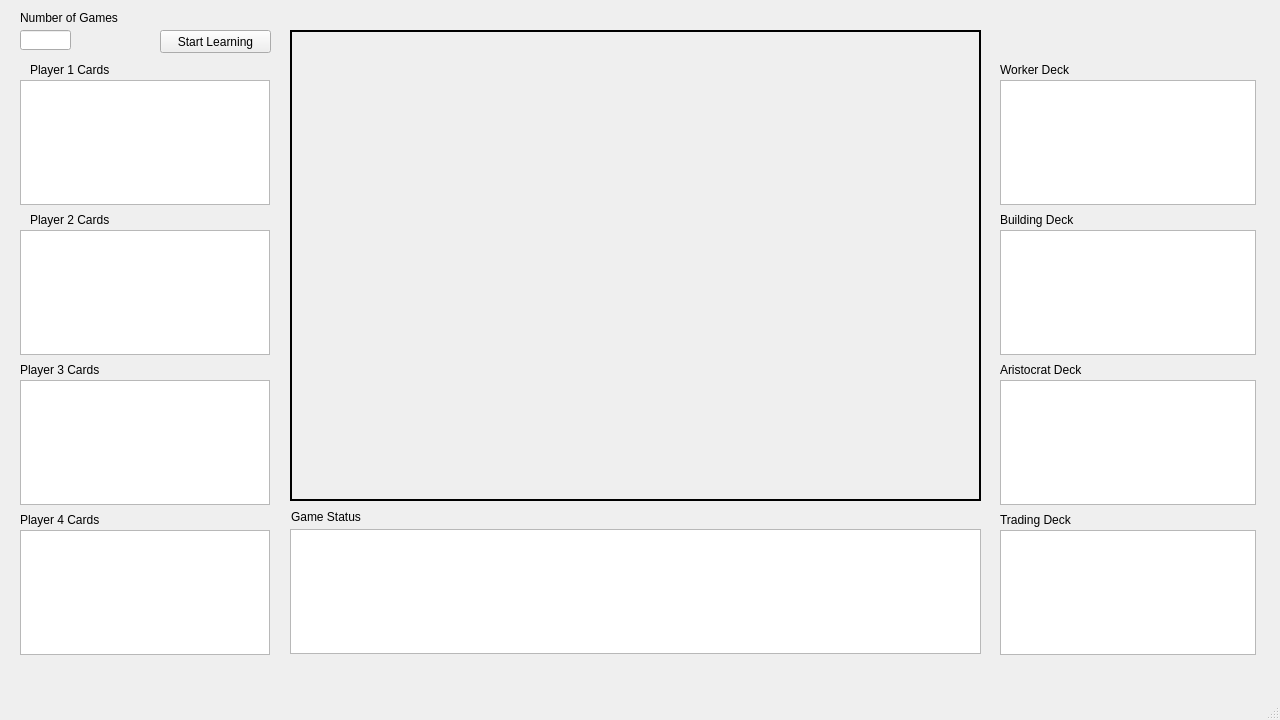
Before: the Qt Designer form ui/GameBoard.ui in coleslaugh/StPetersburgAI, drawn with Qt 5.
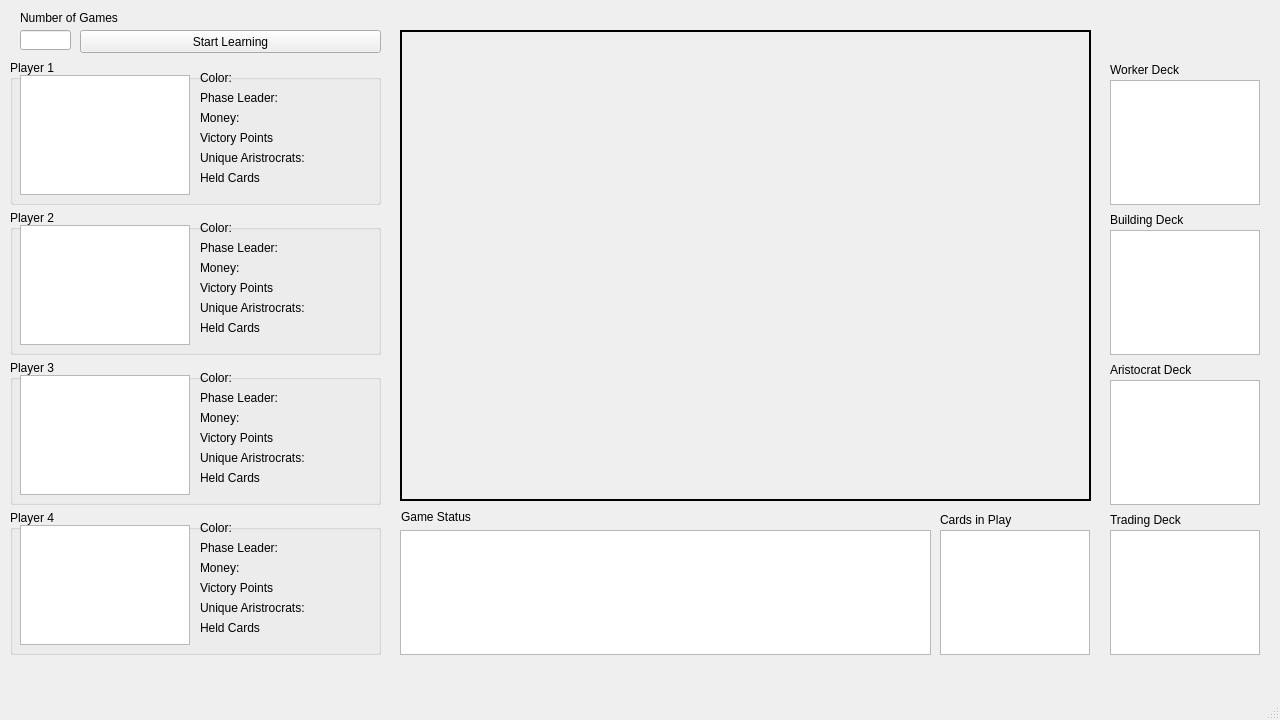
After: the same form once the commit is applied. Icons and pictures are not drawn.

```diff
--- a/ui/GameBoard.ui
+++ b/ui/GameBoard.ui
@@ -17,7 +17,7 @@
    <widget class="QLabel" name="label">
     <property name="geometry">
      <rect>
-      <x>290</x>
+      <x>400</x>
       <y>30</y>
       <width>691</width>
       <height>471</height>
@@ -39,23 +39,13 @@
      <pixmap resource="resources/Images.qrc">:/Board/board.png</pixmap>
     </property>
    </widget>
-   <widget class="QListView" name="listPlayer_Cards_1">
-    <property name="geometry">
-     <rect>
-      <x>20</x>
-      <y>80</y>
-      <width>250</width>
-      <height>125</height>
-     </rect>
-    </property>
-   </widget>
    <widget class="QLabel" name="Card_Upper_1">
     <property name="geometry">
      <rect>
-      <x>340</x>
-      <y>260</y>
-      <width>71</width>
-      <height>91</height>
+      <x>450</x>
+      <y>255</y>
+      <width>70</width>
+      <height>100</height>
      </rect>
     </property>
     <property name="text">
@@ -65,10 +55,10 @@
    <widget class="QLabel" name="Card_Upper_2">
     <property name="geometry">
      <rect>
-      <x>415</x>
-      <y>260</y>
-      <width>71</width>
-      <height>91</height>
+      <x>525</x>
+      <y>255</y>
+      <width>70</width>
+      <height>100</height>
      </rect>
     </property>
     <property name="text">
@@ -78,10 +68,10 @@
    <widget class="QLabel" name="Card_Upper_3">
     <property name="geometry">
      <rect>
-      <x>490</x>
-      <y>260</y>
-      <width>71</width>
-      <height>91</height>
+      <x>600</x>
+      <y>255</y>
+      <width>70</width>
+      <height>100</height>
      </rect>
     </property>
     <property name="text">
@@ -91,10 +81,10 @@
    <widget class="QLabel" name="Card_Upper_4">
     <property name="geometry">
      <rect>
-      <x>570</x>
-      <y>260</y>
-      <width>71</width>
-      <height>91</height>
+      <x>680</x>
+      <y>255</y>
+      <width>70</width>
+      <height>100</height>
      </rect>
     </property>
     <property name="text">
@@ -104,10 +94,10 @@
    <widget class="QLabel" name="Card_Upper_5">
     <property name="geometry">
      <rect>
-      <x>640</x>
-      <y>260</y>
-      <width>71</width>
-      <height>91</height>
+      <x>750</x>
+      <y>255</y>
+      <width>70</width>
+      <height>100</height>
      </rect>
     </property>
     <property name="text">
@@ -117,10 +107,10 @@
    <widget class="QLabel" name="Card_Upper_6">
     <property name="geometry">
      <rect>
-      <x>715</x>
-      <y>260</y>
-      <width>71</width>
-      <height>91</height>
+      <x>825</x>
+      <y>255</y>
+      <width>70</width>
+      <height>100</height>
      </rect>
     </property>
     <property name="text">
@@ -130,10 +120,10 @@
    <widget class="QLabel" name="Card_Upper_7">
     <property name="geometry">
      <rect>
-      <x>790</x>
-      <y>260</y>
-      <width>71</width>
-      <height>91</height>
+      <x>900</x>
+      <y>255</y>
+      <width>70</width>
+      <height>100</height>
      </rect>
     </property>
     <property name="text">
@@ -143,36 +133,26 @@
    <widget class="QLabel" name="Card_Upper_8">
     <property name="geometry">
      <rect>
-      <x>865</x>
-      <y>260</y>
-      <width>71</width>
-      <height>91</height>
+      <x>975</x>
+      <y>255</y>
+      <width>70</width>
+      <height>100</height>
      </rect>
     </property>
     <property name="text">
      <string/>
     </property>
-   </widget>
-   <widget class="QLabel" name="label_2">
-    <property name="geometry">
-     <rect>
-      <x>30</x>
-      <y>60</y>
-      <width>111</width>
-      <height>19</height>
-     </rect>
-    </property>
-    <property name="text">
-     <string>Player 1 Cards</string>
+    <property name="scaledContents">
+     <bool>true</bool>
     </property>
    </widget>
    <widget class="QLabel" name="Card_Lower_1">
     <property name="geometry">
      <rect>
-      <x>340</x>
+      <x>450</x>
       <y>360</y>
-      <width>71</width>
-      <height>91</height>
+      <width>70</width>
+      <height>100</height>
      </rect>
     </property>
     <property name="text">
@@ -182,10 +162,10 @@
    <widget class="QLabel" name="Card_Lower_2">
     <property name="geometry">
      <rect>
-      <x>415</x>
+      <x>525</x>
       <y>360</y>
-      <width>71</width>
-      <height>91</height>
+      <width>70</width>
+      <height>100</height>
      </rect>
     </property>
     <property name="text">
@@ -195,10 +175,10 @@
    <widget class="QLabel" name="Card_Lower_3">
     <property name="geometry">
      <rect>
-      <x>490</x>
+      <x>600</x>
       <y>360</y>
-      <width>71</width>
-      <height>91</height>
+      <width>70</width>
+      <height>100</height>
      </rect>
     </property>
     <property name="text">
@@ -208,10 +188,10 @@
    <widget class="QLabel" name="Card_Lower_4">
     <property name="geometry">
      <rect>
-      <x>570</x>
+      <x>680</x>
       <y>360</y>
-      <width>71</width>
-      <height>91</height>
+      <width>70</width>
+      <height>100</height>
      </rect>
     </property>
     <property name="text">
@@ -221,10 +201,10 @@
    <widget class="QLabel" name="Card_Lower_5">
     <property name="geometry">
      <rect>
-      <x>640</x>
+      <x>750</x>
       <y>360</y>
-      <width>71</width>
-      <height>91</height>
+      <width>70</width>
+      <height>100</height>
      </rect>
     </property>
     <property name="text">
@@ -234,10 +214,10 @@
    <widget class="QLabel" name="Card_Lower_6">
     <property name="geometry">
      <rect>
-      <x>715</x>
+      <x>825</x>
       <y>360</y>
-      <width>71</width>
-      <height>91</height>
+      <width>70</width>
+      <height>100</height>
      </rect>
     </property>
     <property name="text">
@@ -247,10 +227,10 @@
    <widget class="QLabel" name="Card_Lower_7">
     <property name="geometry">
      <rect>
-      <x>790</x>
+      <x>900</x>
       <y>360</y>
-      <width>71</width>
-      <height>91</height>
+      <width>70</width>
+      <height>100</height>
      </rect>
     </property>
     <property name="text">
@@ -260,99 +240,23 @@
    <widget class="QLabel" name="Card_Lower_8">
     <property name="geometry">
      <rect>
-      <x>865</x>
+      <x>975</x>
       <y>360</y>
-      <width>71</width>
-      <height>91</height>
+      <width>70</width>
+      <height>100</height>
      </rect>
     </property>
     <property name="text">
      <string/>
     </property>
-   </widget>
-   <widget class="QListView" name="listPlayer_Cards_2">
-    <property name="geometry">
-     <rect>
-      <x>20</x>
-      <y>230</y>
-      <width>250</width>
-      <height>125</height>
-     </rect>
-    </property>
-   </widget>
-   <widget class="QListView" name="listPlayer_Cards_3">
-    <property name="geometry">
-     <rect>
-      <x>20</x>
-      <y>380</y>
-      <width>250</width>
-      <height>125</height>
-     </rect>
-    </property>
-   </widget>
-   <widget class="QListView" name="listPlayer_Cards_4">
-    <property name="geometry">
-     <rect>
-      <x>20</x>
-      <y>530</y>
-      <width>250</width>
-      <height>125</height>
-     </rect>
-    </property>
-   </widget>
-   <widget class="QLabel" name="label_3">
-    <property name="geometry">
-     <rect>
-      <x>30</x>
-      <y>210</y>
-      <width>111</width>
-      <height>19</height>
-     </rect>
-    </property>
-    <property name="text">
-     <string>Player 2 Cards</string>
-    </property>
-   </widget>
-   <widget class="QLabel" name="label_4">
-    <property name="geometry">
-     <rect>
-      <x>20</x>
-      <y>360</y>
-      <width>111</width>
-      <height>19</height>
-     </rect>
-    </property>
-    <property name="text">
-     <string>Player 3 Cards</string>
-    </property>
-   </widget>
-   <widget class="QLabel" name="label_5">
-    <property name="geometry">
-     <rect>
-      <x>20</x>
-      <y>510</y>
-      <width>111</width>
-      <height>19</height>
-     </rect>
-    </property>
-    <property name="text">
-     <string>Player 4 Cards</string>
-    </property>
-   </widget>
-   <widget class="QListView" name="listDeck_Worker">
-    <property name="geometry">
-     <rect>
-      <x>1000</x>
-      <y>80</y>
-      <width>256</width>
-      <height>125</height>
-     </rect>
+    <property name="scaledContents">
+     <bool>true</bool>
     </property>
    </widget>
    <widget class="QLabel" name="label_6">
     <property name="geometry">
      <rect>
-      <x>1000</x>
+      <x>1110</x>
       <y>60</y>
       <width>111</width>
       <height>19</height>
@@ -365,7 +269,7 @@
    <widget class="QLabel" name="label_7">
     <property name="geometry">
      <rect>
-      <x>1000</x>
+      <x>1110</x>
       <y>210</y>
       <width>111</width>
       <height>19</height>
@@ -375,20 +279,10 @@
      <string>Building Deck</string>
     </property>
    </widget>
-   <widget class="QListView" name="listDeck_Building">
-    <property name="geometry">
-     <rect>
-      <x>1000</x>
-      <y>230</y>
-      <width>256</width>
-      <height>125</height>
-     </rect>
-    </property>
-   </widget>
    <widget class="QLabel" name="label_8">
     <property name="geometry">
      <rect>
-      <x>1000</x>
+      <x>1110</x>
       <y>360</y>
       <width>111</width>
       <height>19</height>
@@ -398,30 +292,10 @@
      <string>Aristocrat Deck</string>
     </property>
    </widget>
-   <widget class="QListView" name="listDeck_Aristocrat">
-    <property name="geometry">
-     <rect>
-      <x>1000</x>
-      <y>380</y>
-      <width>256</width>
-      <height>125</height>
-     </rect>
-    </property>
-   </widget>
-   <widget class="QListView" name="listDeck_Trading">
-    <property name="geometry">
-     <rect>
-      <x>1000</x>
-      <y>530</y>
-      <width>256</width>
-      <height>125</height>
-     </rect>
-    </property>
-   </widget>
    <widget class="QLabel" name="label_9">
     <property name="geometry">
      <rect>
-      <x>1000</x>
+      <x>1110</x>
       <y>510</y>
       <width>111</width>
       <height>19</height>
@@ -431,20 +305,10 @@
      <string>Trading Deck</string>
     </property>
    </widget>
-   <widget class="QListView" name="listStatus">
-    <property name="geometry">
-     <rect>
-      <x>290</x>
-      <y>529</y>
-      <width>691</width>
-      <height>125</height>
-     </rect>
-    </property>
-   </widget>
    <widget class="QLabel" name="label_10">
     <property name="geometry">
      <rect>
-      <x>291</x>
+      <x>401</x>
       <y>507</y>
       <width>151</width>
       <height>19</height>
@@ -457,9 +321,9 @@
    <widget class="QPushButton" name="btnStart">
     <property name="geometry">
      <rect>
-      <x>160</x>
+      <x>80</x>
       <y>30</y>
-      <width>111</width>
+      <width>301</width>
       <height>23</height>
      </rect>
     </property>
@@ -490,6 +354,483 @@
      <string>Number of Games</string>
     </property>
    </widget>
+   <widget class="QListWidget" name="listStatus">
+    <property name="geometry">
+     <rect>
+      <x>400</x>
+      <y>530</y>
+      <width>531</width>
+      <height>125</height>
+     </rect>
+    </property>
+   </widget>
+   <widget class="QListWidget" name="listDeck_Worker">
+    <property name="geometry">
+     <rect>
+      <x>1110</x>
+      <y>80</y>
+      <width>150</width>
+      <height>125</height>
+     </rect>
+    </property>
+   </widget>
+   <widget class="QListWidget" name="listDeck_Building">
+    <property name="geometry">
+     <rect>
+      <x>1110</x>
+      <y>230</y>
+      <width>150</width>
+      <height>125</height>
+     </rect>
+    </property>
+   </widget>
+   <widget class="QListWidget" name="listDeck_Aristocrat">
+    <property name="geometry">
+     <rect>
+      <x>1110</x>
+      <y>380</y>
+      <width>150</width>
+      <height>125</height>
+     </rect>
+    </property>
+   </widget>
+   <widget class="QListWidget" name="listDeck_Trading">
+    <property name="geometry">
+     <rect>
+      <x>1110</x>
+      <y>530</y>
+      <width>150</width>
+      <height>125</height>
+     </rect>
+    </property>
+   </widget>
+   <widget class="QGroupBox" name="groupBoxPlayer1">
+    <property name="geometry">
+     <rect>
+      <x>10</x>
+      <y>60</y>
+      <width>371</width>
+      <height>145</height>
+     </rect>
+    </property>
+    <property name="title">
+     <string>Player 1</string>
+    </property>
+    <widget class="QLabel" name="lblColor_Player1">
+     <property name="geometry">
+      <rect>
+       <x>190</x>
+       <y>10</y>
+       <width>161</width>
+       <height>16</height>
+      </rect>
+     </property>
+     <property name="text">
+      <string>Color:</string>
+     </property>
+    </widget>
+    <widget class="QLabel" name="lblPhaseLeader_Player1">
+     <property name="geometry">
+      <rect>
+       <x>190</x>
+       <y>30</y>
+       <width>161</width>
+       <height>16</height>
+      </rect>
+     </property>
+     <property name="text">
+      <string>Phase Leader: </string>
+     </property>
+    </widget>
+    <widget class="QLabel" name="lblMoney_Player1">
+     <property name="geometry">
+      <rect>
+       <x>190</x>
+       <y>50</y>
+       <width>161</width>
+       <height>16</height>
+      </rect>
+     </property>
+     <property name="text">
+      <string>Money:</string>
+     </property>
+    </widget>
+    <widget class="QLabel" name="lblVP_Player1">
+     <property name="geometry">
+      <rect>
+       <x>190</x>
+       <y>70</y>
+       <width>161</width>
+       <height>16</height>
+      </rect>
+     </property>
+     <property name="text">
+      <string>Victory Points</string>
+     </property>
+    </widget>
+    <widget class="QLabel" name="lblAristocrats_Player1">
+     <property name="geometry">
+      <rect>
+       <x>190</x>
+       <y>90</y>
+       <width>161</width>
+       <height>16</height>
+      </rect>
+     </property>
+     <property name="text">
+      <string>Unique Aristrocrats:</string>
+     </property>
+    </widget>
+    <widget class="QLabel" name="lblHeldCards_Player1">
+     <property name="geometry">
+      <rect>
+       <x>190</x>
+       <y>110</y>
+       <width>161</width>
+       <height>16</height>
+      </rect>
+     </property>
+     <property name="text">
+      <string>Held Cards</string>
+     </property>
+    </widget>
+    <widget class="QListWidget" name="listCards_Player1">
+     <property name="geometry">
+      <rect>
+       <x>10</x>
+       <y>15</y>
+       <width>170</width>
+       <height>120</height>
+      </rect>
+     </property>
+    </widget>
+   </widget>
+   <widget class="QLabel" name="label_12">
+    <property name="geometry">
+     <rect>
+      <x>940</x>
+      <y>510</y>
+      <width>151</width>
+      <height>19</height>
+     </rect>
+    </property>
+    <property name="text">
+     <string>Cards in Play</string>
+    </property>
+   </widget>
+   <widget class="QListWidget" name="listCardsInPlay">
+    <property name="geometry">
+     <rect>
+      <x>940</x>
+      <y>530</y>
+      <width>150</width>
+      <height>125</height>
+     </rect>
+    </property>
+   </widget>
+   <widget class="QGroupBox" name="groupBoxPlayer1_2">
+    <property name="geometry">
+     <rect>
+      <x>10</x>
+      <y>210</y>
+      <width>371</width>
+      <height>145</height>
+     </rect>
+    </property>
+    <property name="title">
+     <string>Player 2</string>
+    </property>
+    <widget class="QLabel" name="lblColor_Player2">
+     <property name="geometry">
+      <rect>
+       <x>190</x>
+       <y>10</y>
+       <width>161</width>
+       <height>16</height>
+      </rect>
+     </property>
+     <property name="text">
+      <string>Color:</string>
+     </property>
+    </widget>
+    <widget class="QLabel" name="lblPhaseLeader_Player2">
+     <property name="geometry">
+      <rect>
+       <x>190</x>
+       <y>30</y>
+       <width>161</width>
+       <height>16</height>
+      </rect>
+     </property>
+     <property name="text">
+      <string>Phase Leader: </string>
+     </property>
+    </widget>
+    <widget class="QLabel" name="lblMoney_Player2">
+     <property name="geometry">
+      <rect>
+       <x>190</x>
+       <y>50</y>
+       <width>161</width>
+       <height>16</height>
+      </rect>
+     </property>
+     <property name="text">
+      <string>Money:</string>
+     </property>
+    </widget>
+    <widget class="QLabel" name="lblVP_Player2">
+     <property name="geometry">
+      <rect>
+       <x>190</x>
+       <y>70</y>
+       <width>161</width>
+       <height>16</height>
+      </rect>
+     </property>
+     <property name="text">
+      <string>Victory Points</string>
+     </property>
+    </widget>
+    <widget class="QLabel" name="lblAristocrats_Player2">
+     <property name="geometry">
+      <rect>
+       <x>190</x>
+       <y>90</y>
+       <width>161</width>
+       <height>16</height>
+      </rect>
+     </property>
+     <property name="text">
+      <string>Unique Aristrocrats:</string>
+     </property>
+    </widget>
+    <widget class="QLabel" name="lblHeldCards_Player2">
+     <property name="geometry">
+      <rect>
+       <x>190</x>
+       <y>110</y>
+       <width>161</width>
+       <height>16</height>
+      </rect>
+     </property>
+     <property name="text">
+      <string>Held Cards</string>
+     </property>
+    </widget>
+    <widget class="QListWidget" name="listCards_Player2">
+     <property name="geometry">
+      <rect>
+       <x>10</x>
+       <y>15</y>
+       <width>170</width>
+       <height>120</height>
+      </rect>
+     </property>
+    </widget>
+   </widget>
+   <widget class="QGroupBox" name="groupBoxPlayer1_3">
+    <property name="geometry">
+     <rect>
+      <x>10</x>
+      <y>360</y>
+      <width>371</width>
+      <height>145</height>
+     </rect>
+    </property>
+    <property name="title">
+     <string>Player 3</string>
+    </property>
+    <widget class="QLabel" name="lblColor_Player3">
+     <property name="geometry">
+      <rect>
+       <x>190</x>
+       <y>10</y>
+       <width>161</width>
+       <height>16</height>
+      </rect>
+     </property>
+     <property name="text">
+      <string>Color:</string>
+     </property>
+    </widget>
+    <widget class="QLabel" name="lblPhaseLeader_Player3">
+     <property name="geometry">
+      <rect>
+       <x>190</x>
+       <y>30</y>
+       <width>161</width>
+       <height>16</height>
+      </rect>
+     </property>
+     <property name="text">
+      <string>Phase Leader: </string>
+     </property>
+    </widget>
+    <widget class="QLabel" name="lblMoney_Player3">
+     <property name="geometry">
+      <rect>
+       <x>190</x>
+       <y>50</y>
+       <width>161</width>
+       <height>16</height>
+      </rect>
+     </property>
+     <property name="text">
+      <string>Money:</string>
+     </property>
+    </widget>
+    <widget class="QLabel" name="lblVP_Player3">
+     <property name="geometry">
+      <rect>
+       <x>190</x>
+       <y>70</y>
+       <width>161</width>
+       <height>16</height>
+      </rect>
+     </property>
+     <property name="text">
+      <string>Victory Points</string>
+     </property>
+    </widget>
+    <widget class="QLabel" name="lblAristocrats_Player3">
+     <property name="geometry">
+      <rect>
+       <x>190</x>
+       <y>90</y>
+       <width>161</width>
+       <height>16</height>
+      </rect>
+     </property>
+     <property name="text">
+      <string>Unique Aristrocrats:</string>
+     </property>
+    </widget>
+    <widget class="QLabel" name="lblHeldCards_Player3">
+     <property name="geometry">
+      <rect>
+       <x>190</x>
+       <y>110</y>
+       <width>161</width>
+       <height>16</height>
+      </rect>
+     </property>
+     <property name="text">
+      <string>Held Cards</string>
+     </property>
+    </widget>
+    <widget class="QListWidget" name="listCards_Player3">
+     <property name="geometry">
+      <rect>
+       <x>10</x>
+       <y>15</y>
+       <width>170</width>
+       <height>120</height>
+      </rect>
+     </property>
+    </widget>
+   </widget>
+   <widget class="QGroupBox" name="groupBoxPlayer1_4">
+    <property name="geometry">
+     <rect>
+      <x>10</x>
+      <y>510</y>
+      <width>371</width>
+      <height>145</height>
+     </rect>
+    </property>
+    <property name="title">
+     <string>Player 4</string>
+    </property>
+    <widget class="QLabel" name="lblColor_Player4">
+     <property name="geometry">
+      <rect>
+       <x>190</x>
+       <y>10</y>
+       <width>161</width>
+       <height>16</height>
+      </rect>
+     </property>
+     <property name="text">
+      <string>Color:</string>
+     </property>
+    </widget>
+    <widget class="QLabel" name="lblPhaseLeader_Player4">
+     <property name="geometry">
+      <rect>
+       <x>190</x>
+       <y>30</y>
+       <width>161</width>
+       <height>16</height>
+      </rect>
+     </property>
+     <property name="text">
+      <string>Phase Leader: </string>
+     </property>
+    </widget>
+    <widget class="QLabel" name="lblMoney_Player4">
+     <property name="geometry">
+      <rect>
+       <x>190</x>
+       <y>50</y>
+       <width>161</width>
+       <height>16</height>
+      </rect>
+     </property>
+     <property name="text">
+      <string>Money:</string>
+     </property>
+    </widget>
+    <widget class="QLabel" name="lblVP_Player4">
+     <property name="geometry">
+      <rect>
+       <x>190</x>
+       <y>70</y>
+       <width>161</width>
+       <height>16</height>
+      </rect>
+     </property>
+     <property name="text">
+      <string>Victory Points</string>
+     </property>
+    </widget>
+    <widget class="QLabel" name="lblAristocrats_Player4">
+     <property name="geometry">
+      <rect>
+       <x>190</x>
+       <y>90</y>
+       <width>161</width>
+       <height>16</height>
+      </rect>
+     </property>
+     <property name="text">
+      <string>Unique Aristrocrats:</string>
+     </property>
+    </widget>
+    <widget class="QLabel" name="lblHeldCards_Player4">
+     <property name="geometry">
+      <rect>
+       <x>190</x>
+       <y>110</y>
+       <width>161</width>
+       <height>16</height>
+      </rect>
+     </property>
+     <property name="text">
+      <string>Held Cards</string>
+     </property>
+    </widget>
+    <widget class="QListWidget" name="listCards_Player4">
+     <property name="geometry">
+      <rect>
+       <x>10</x>
+       <y>15</y>
+       <width>170</width>
+       <height>120</height>
+      </rect>
+     </property>
+    </widget>
+   </widget>
   </widget>
   <widget class="QMenuBar" name="menubar">
    <property name="geometry">
```
Left out of the diff: 42 changed lines with no effect on the pictures.
